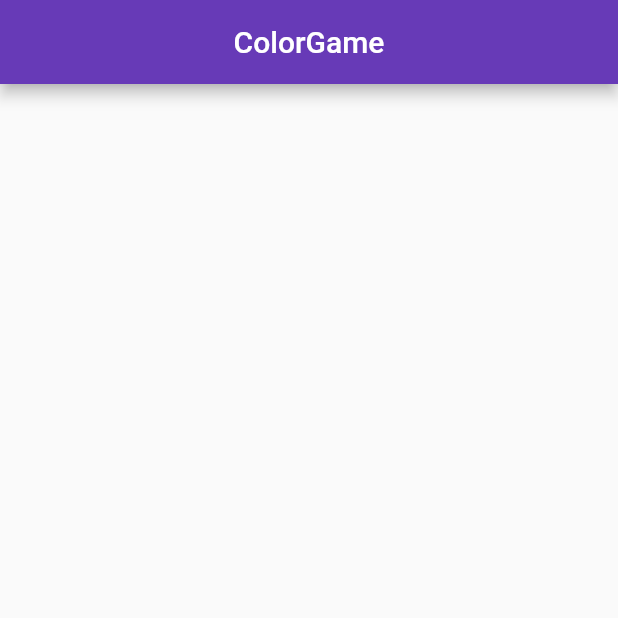
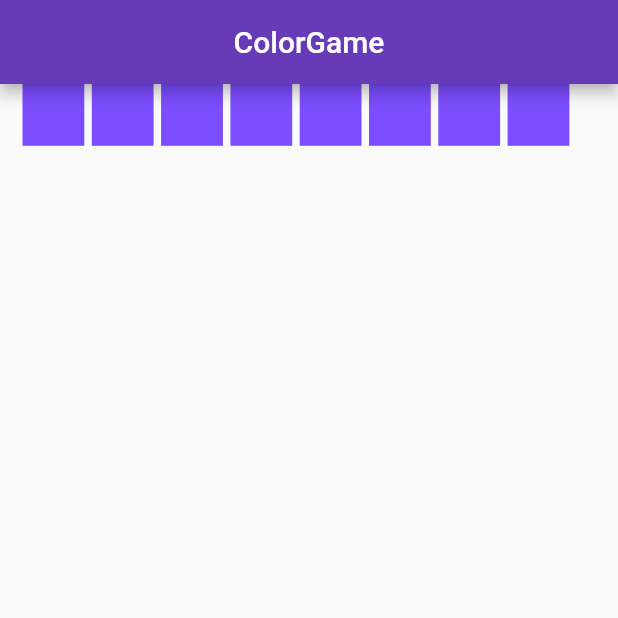
Before and after one commit to rntsoma/color-game, a Flutter app: the screen it shows after launch, on a phone screen of 412 x 824 dp, the top half of it. Run offline on Flutter 3.47's test engine with Material 2 defaults, Android fonts, the phone set to English and light mode, and no system bars.

Commit message:
Start board UI
Begin to implement a simple board using rows and columns.
Need to implement a listener to each cell as a next step,
before moving on to refactoring the board creationg and
removing the hard coded values.

```diff
--- a/lib/main.dart
+++ b/lib/main.dart
@@ -11,41 +11,86 @@ class Home extends StatefulWidget {
 class _HomeState extends State<Home> {
   @override
   Widget build(BuildContext context) {
-    Solver solv = Solver(3);
-    solv.generateBoard();
-    print("Print initial board:");
-    solv.printMatrix();
-    print("Call solver");
-    solv.debugTrivialBoard();
+    // Solver solv = Solver(3);
+    // solv.generateBoard();
+    // print("Print initial board:");
+    // solv.printMatrix();
+    // print("Call solver");
+    // solv.debugTrivialBoard();
 
     return MaterialApp(
         home: Scaffold(
-      appBar: AppBar(
-        title: Text("ColorGame"),
-        centerTitle: true,
-        backgroundColor: Colors.deepPurple,
-      ),
-      body: Column( //for now, keep it as a single column with rows inside
-        // children: <Widget>[_coloredRowWidgetBuilder()],
-        children: <Widget>[Container(color: Colors.greenAccent,)],
-      ),
-    ));
+            appBar: AppBar(
+              title: Text("ColorGame"),
+              centerTitle: true,
+              backgroundColor: Colors.deepPurple,
+            ),
+            body: LayoutBuilder(
+              builder: (context, constraints) {
+                var height = constraints.maxHeight;
+                var width = constraints.maxWidth;
+                print(constraints.maxWidth);
+                print(constraints.maxHeight);
+                return _createBoard(height, width);
+              },
+            )));
   }
 
-  //nested columns, creating a non scrollable grid
-  Widget _coloredRowWidgetBuilder() {
-    return Row(
+  Widget _createBoard(var _boardHeigth, var _boardWidth) {
+    return Column(
+      //for now, keep it as a single column with rows inside
       children: <Widget>[
-        _singleColoredCellBuilder(),
-        _singleColoredCellBuilder(),
+        _coloredRowWidgetBuilder(_boardHeigth / 10, _boardWidth),
       ],
     );
   }
 
-  Widget _singleColoredCellBuilder() {
-    print("im here");
-    return Column(
-      children: <Widget>[Container(color: Colors.deepPurple,)],
+  //nested columns, creating a non scrollable grid
+  Widget _coloredRowWidgetBuilder(var _rowHeight, _rowWidth) {
+    print("Row heigth: $_rowHeight");
+    print("Row width: $_rowWidth");
+    return Container(
+      child: Padding(
+        //10 px from both margins
+        padding: EdgeInsets.only(right: 10, left: 10),
+        child: Row(
+          children: <Widget>[
+            //force 8 elements to render, need to refactor this later on
+            _singleColoredCellBuilder(_rowHeight, _rowWidth / 10),
+            _singleColoredCellBuilder(_rowHeight, _rowWidth / 10),
+            _singleColoredCellBuilder(_rowHeight, _rowWidth / 10),
+            _singleColoredCellBuilder(_rowHeight, _rowWidth / 10),
+            _singleColoredCellBuilder(_rowHeight, _rowWidth / 10),
+            _singleColoredCellBuilder(_rowHeight, _rowWidth / 10),
+            _singleColoredCellBuilder(_rowHeight, _rowWidth / 10),
+            _singleColoredCellBuilder(_rowHeight, _rowWidth / 10),
+          ],
+        ),
+      ),
+      height: _rowHeight,
+      width: _rowWidth,
     );
   }
+
+  Widget _singleColoredCellBuilder(var _cellHeight, var _cellWidth) {
+    print("cell heigth: $_cellHeight");
+    print("cell width: $_cellWidth");
+    print("im here");
+
+    //use the smallest size, for now
+    var _size = _cellHeight > _cellWidth ? _cellWidth : _cellHeight;
+    //cells with 5 px of distance from each other
+    return Padding(
+        padding: EdgeInsets.only(left: 5),
+        child: Column(
+          children: <Widget>[
+            SizedBox(
+                width: _size,
+                height: _size,
+                child: DecoratedBox(
+                  decoration: BoxDecoration(color: Colors.deepPurpleAccent),
+                )),
+          ],
+        ));
+  }
 }
```
